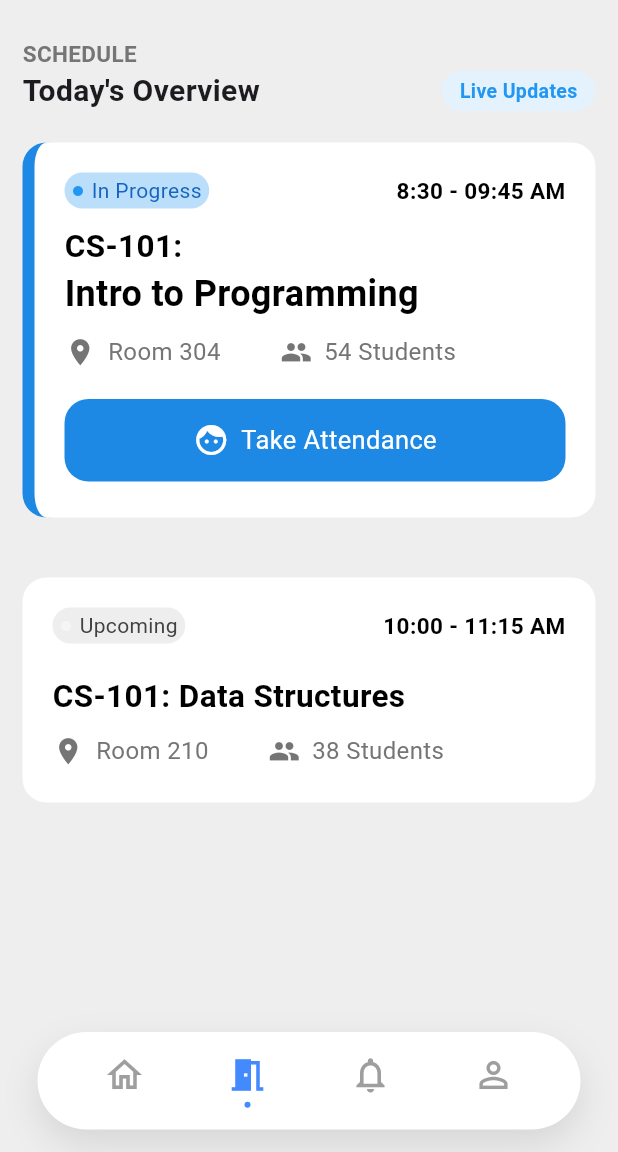
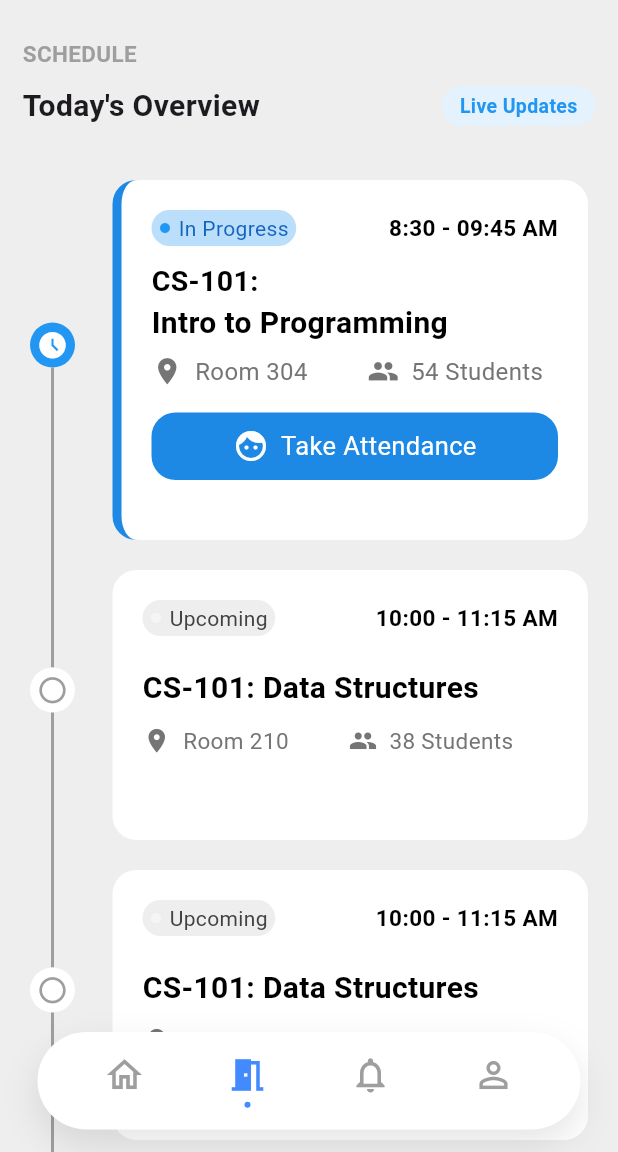
Before and after one commit to Shaurya0987/Ai-Face-Detection-Attendance-App, a Flutter app: the screen it shows after launch, item 2 of the bottom bar chosen, on a phone screen of 412 x 824 dp, the part 84-1236 px from its top. Run offline on Flutter 3.47's test engine with Material 3 defaults, Android fonts, the phone set to English and light mode, and no system bars; drawn by our look-alikes of timeline_tile; our stand-ins replace action_slider, fl_chart, google_fonts, table_calendar.

Commit message:
Teacher Dashboard Classes Screen Added

```diff
--- a/lib/Screens/Teacher_BottomNavigationBar/ClassesScreen/ClassesScreen.dart
+++ b/lib/Screens/Teacher_BottomNavigationBar/ClassesScreen/ClassesScreen.dart
@@ -3,6 +3,7 @@ import 'package:facedetectionapp/Screens/Teacher_BottomNavigationBar/ClassesScre
 import 'package:facedetectionapp/Screens/Teacher_BottomNavigationBar/ClassesScreen/Components/OldClassContainer.dart';
 import 'package:facedetectionapp/Screens/Teacher_BottomNavigationBar/ClassesScreen/Components/RecentClassContainer.dart';
 import 'package:flutter/material.dart';
+import 'package:timeline_tile/timeline_tile.dart';
 
 class TeacherClassesScreen extends StatelessWidget {
   const TeacherClassesScreen({super.key});
@@ -11,26 +12,99 @@ class TeacherClassesScreen extends StatelessWidget {
   Widget build(BuildContext context) {
     return Scaffold(
       backgroundColor: Colors.grey.shade200,
-      appBar: AppBarofClassScreen(),
-      body: Padding(
-        padding: EdgeInsets.symmetric(vertical: 25, horizontal: 15),
+      appBar: const AppBarofClassScreen(),
+      body: SingleChildScrollView(
+        child: Padding(
+          padding: const EdgeInsets.symmetric(vertical: 25, horizontal: 15),
           child: Column(
             crossAxisAlignment: CrossAxisAlignment.start,
             children: [
-            Text(
+              const Text(
                 "SCHEDULE",
                 style: TextStyle(
-                color: Colors.grey.shade600,
+                  color: Colors.grey,
                   fontSize: 15,
                   fontWeight: FontWeight.bold,
                 ),
               ),
-            Header(),
-            ClassContainerRecent(),
-            OldClassContainer()
+
+              const SizedBox(height: 10),
+              const Header(),
+              const SizedBox(height: 15),
+
+              /// 🔥 TIMELINE
+              Padding(
+                padding: const EdgeInsets.symmetric(horizontal: 5),
+                child: Column(
+                  children: const [
+                    TeacherTimeLine(
+                      isFirst: true,
+                      isPast: true,
+                      isActive: true,
+                      showRecent: true, // ✅ FIRST = LIVE CLASS
+                    ),
+                    TeacherTimeLine(isPast: true),
+                    TeacherTimeLine(isPast: true),
+                    TeacherTimeLine(isLast: true, isPast: false),
                   ],
+                ),
+              ),
+
+              const SizedBox(height: 100),
+            ],
+          ),
         ),
       ),
     );
   }
 }
+
+
+class TeacherTimeLine extends StatelessWidget {
+  final bool isFirst;
+  final bool isLast;
+  final bool isPast;
+  final bool isActive;
+  final bool showRecent;
+
+  const TeacherTimeLine({
+    super.key,
+    this.isFirst = false,
+    this.isLast = false,
+    required this.isPast,
+    this.isActive = false,
+    this.showRecent = false,
+  });
+
+  @override
+  Widget build(BuildContext context) {
+    return SizedBox(
+      height: showRecent ? 260 : 200,
+      child: TimelineTile(
+        isFirst: isFirst,
+        isLast: isLast,
+
+        beforeLineStyle: LineStyle(
+          color: Colors.grey.shade500,
+          thickness: 2,
+        ),
+
+        indicatorStyle: IndicatorStyle(
+          width: 30,
+          color: isActive ? Colors.blue : Colors.white,
+          iconStyle: IconStyle(
+            iconData: isActive
+                ? Icons.access_time_filled_sharp
+                : Icons.circle_outlined,
+            color: isActive ? Colors.white : Colors.grey.shade500,
+          ),
+        ),
+
+        /// 🔥 CONDITIONAL CONTENT
+        endChild: showRecent
+            ? const ClassContainerRecent()
+            : const OldClassContainer(),
+      ),
+    );
+  }
+}
--- a/lib/Screens/Teacher_BottomNavigationBar/ClassesScreen/Components/OldClassContainer.dart
+++ b/lib/Screens/Teacher_BottomNavigationBar/ClassesScreen/Components/OldClassContainer.dart
@@ -6,7 +6,7 @@ class OldClassContainer extends StatelessWidget {
   @override
   Widget build(BuildContext context) {
     return Padding(
-      padding: const EdgeInsets.only(top: 20,bottom: 0),
+      padding: const EdgeInsets.only(top: 20,bottom: 0,left: 25),
       child: Container(
         height: 150,
         width: double.infinity,
@@ -61,7 +61,7 @@ class OldClassContainer extends StatelessWidget {
                 "CS-101: Data Structures",
                 style: TextStyle(
                   color: Colors.black,
-                  fontSize: 21,
+                  fontSize: 20,
                   fontWeight: FontWeight.bold,
                 ),
               ),
@@ -73,13 +73,13 @@ class OldClassContainer extends StatelessWidget {
                     Row(
                       children: [
                         Icon(Icons.location_on,
-                            color: Colors.grey.shade600, size: 21),
+                            color: Colors.grey.shade600, size: 19),
                         const SizedBox(width: 8),
                         Text(
                           "Room 210",
                           style: TextStyle(
                             color: Colors.grey.shade600,
-                            fontSize: 16,
+                            fontSize: 15,
                           ),
                         ),
                       ],
@@ -88,13 +88,13 @@ class OldClassContainer extends StatelessWidget {
                     Row(
                       children: [
                         Icon(Icons.people,
-                            color: Colors.grey.shade600, size: 21),
+                            color: Colors.grey.shade600, size: 19),
                         const SizedBox(width: 8),
                         Text(
                           "38 Students",
                           style: TextStyle(
                             color: Colors.grey.shade600,
-                            fontSize: 16,
+                            fontSize: 15,
                           ),
                         ),
                       ],
--- a/lib/Screens/Teacher_BottomNavigationBar/ClassesScreen/Components/RecentClassContainer.dart
+++ b/lib/Screens/Teacher_BottomNavigationBar/ClassesScreen/Components/RecentClassContainer.dart
@@ -6,9 +6,9 @@ class ClassContainerRecent extends StatelessWidget {
   @override
   Widget build(BuildContext context) {
     return Padding(
-      padding: const EdgeInsets.symmetric(vertical: 20),
+      padding: const EdgeInsets.only(top: 20,left: 25),
       child: Container(
-        height: 250,
+        height: 220,
         width: double.infinity,
         decoration: BoxDecoration(
           color: Colors.white,
@@ -16,12 +16,12 @@ class ClassContainerRecent extends StatelessWidget {
           border: Border(
             left: BorderSide(
               color: Colors.blue.shade600,
-              width: 8,
+              width: 6,
             ),
           ),
         ),
         child: Padding(
-          padding: const EdgeInsets.all(20.0), // UI unchanged
+          padding: const EdgeInsets.symmetric(horizontal: 20.0,vertical: 20), // UI unchanged
           child: Column(
             crossAxisAlignment: CrossAxisAlignment.start,
             children: [
@@ -67,7 +67,7 @@ class ClassContainerRecent extends StatelessWidget {
                 "CS-101:",
                 style: TextStyle(
                   color: Colors.black,
-                  fontSize: 21,
+                  fontSize: 19,
                   fontWeight: FontWeight.bold,
                 ),
               ),
@@ -76,13 +76,13 @@ class ClassContainerRecent extends StatelessWidget {
                 "Intro to Programming",
                 style: TextStyle(
                   color: Colors.black,
-                  fontSize: 24,
+                  fontSize: 20,
                   fontWeight: FontWeight.bold,
                 ),
               ),
 
               Padding(
-                padding: const EdgeInsets.only(top: 10, bottom: 20),
+                padding: const EdgeInsets.only(top: 6, bottom: 10),
                 child: Row(
                   children: [
                     Row(
@@ -117,9 +117,10 @@ class ClassContainerRecent extends StatelessWidget {
                   ],
                 ),
               ),
+              SizedBox(height: 6,),
 
               Container(
-                height: 55,
+                height: 45,
                 width: double.infinity,
                 decoration: BoxDecoration(
                   color: Colors.blue.shade600,
```
Lines whose indentation alone changed are shown as unchanged.
